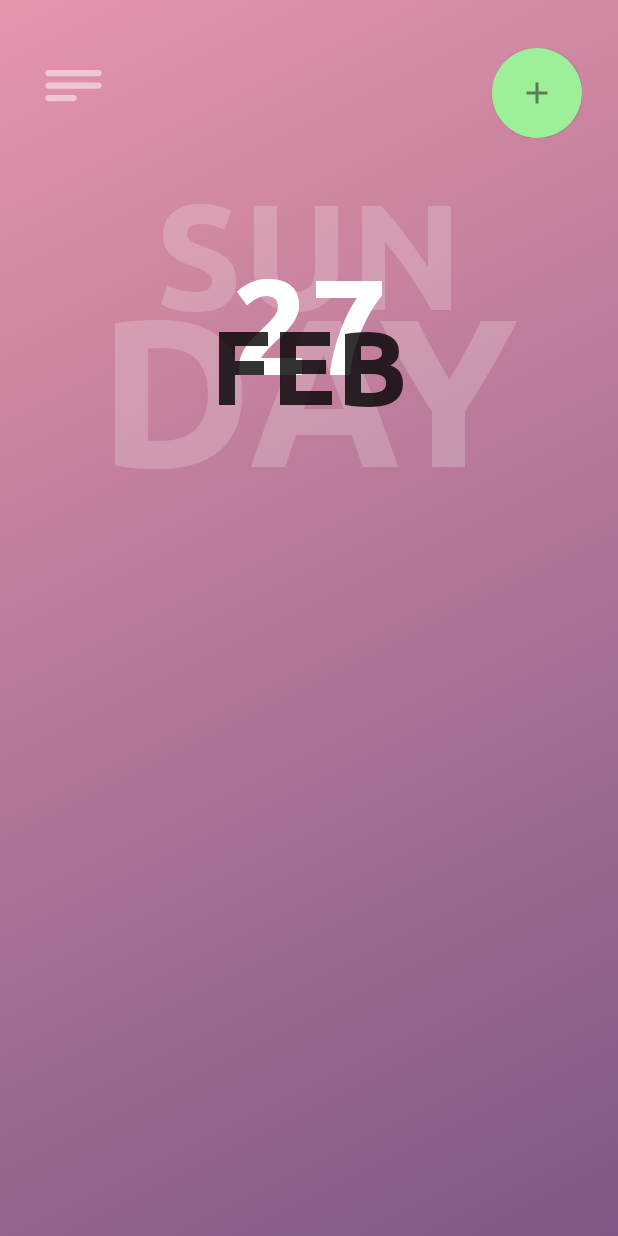
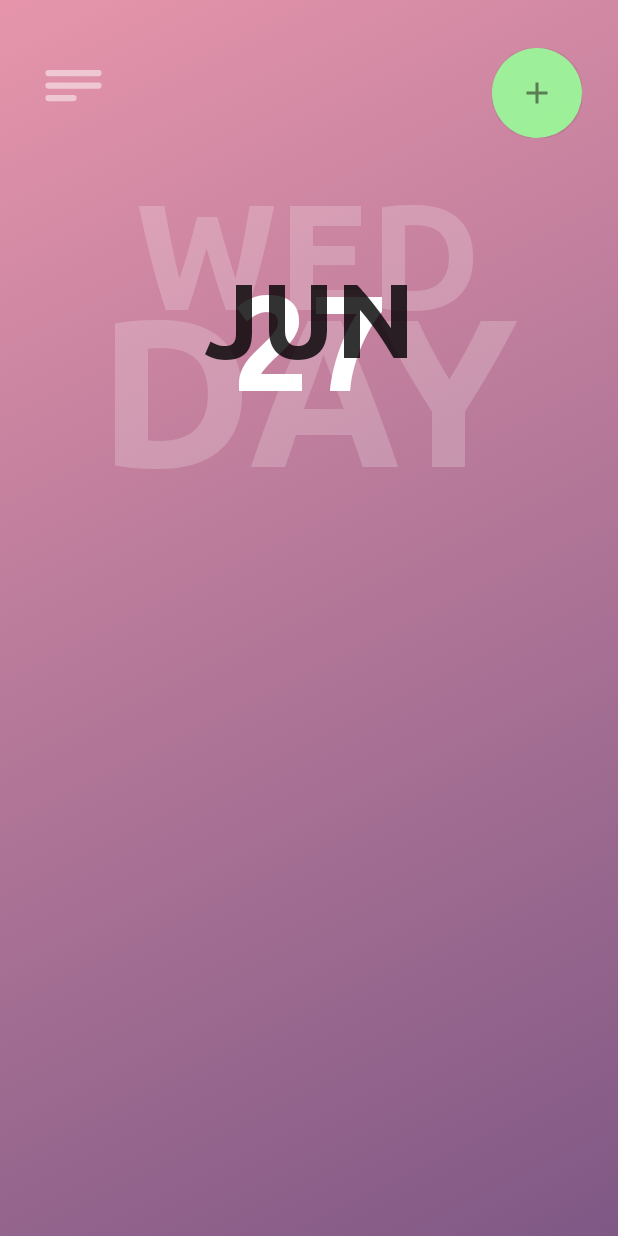
Before and after one commit to BRBXGIT/TodoList, an Android app built with Jetpack Compose: the screen it shows after launch (MainActivity), on a phone screen of 412 x 824 dp. Run offline under Robolectric (Android 15) with nearby library versions, the phone set to English and light mode, and no system bars.

Commit message:
not so important commit, just mini bugfix

```diff
--- a/app/build.gradle.kts
+++ b/app/build.gradle.kts
@@ -9,7 +9,7 @@ android {
 
     defaultConfig {
         applicationId = "com.example.todolist"
-        minSdk = 24
+        minSdk = 26
         targetSdk = 34
         versionCode = 1
         versionName = "1.0"
@@ -51,6 +51,9 @@ android {
 
 dependencies {
 
+    //For date
+    coreLibraryDesugaring("com.android.tools:desugar_jdk_libs:1.0.9")
+
     implementation("androidx.core:core-ktx:1.12.0")
     implementation("androidx.lifecycle:lifecycle-runtime-ktx:2.6.2")
     implementation("androidx.activity:activity-compose:1.8.1")
--- a/app/src/main/java/com/example/todolist/ui/main_screen/main_screen.kt
+++ b/app/src/main/java/com/example/todolist/ui/main_screen/main_screen.kt
@@ -1,5 +1,6 @@
 package com.example.todolist.ui.main_screen
 
+import android.util.Log
 import android.widget.Space
 import androidx.compose.foundation.background
 import androidx.compose.foundation.layout.Arrangement
@@ -33,6 +34,8 @@ import androidx.compose.ui.text.font.FontWeight
 import androidx.compose.ui.unit.dp
 import androidx.compose.ui.unit.sp
 import com.example.todolist.R
+import java.time.LocalDate
+import java.util.Calendar
 
 @Composable
 fun MainScreen() {
@@ -42,6 +45,8 @@ fun MainScreen() {
         Font(R.font.ubuntu_light, FontWeight.Light),
         Font(R.font.ubuntu_medium, FontWeight.Medium),
     )
+
+
 
     //Main box with gradient
     Box(
@@ -96,7 +101,15 @@ fun MainScreen() {
                     }
                 }
             }
-            //Date box
+            var dayOfTheWeek = LocalDate.now().dayOfWeek.toString()
+
+            if(dayOfTheWeek == "WEDNESDAY") {
+                dayOfTheWeek = "WED"
+            } else {
+                dayOfTheWeek = dayOfTheWeek.dropLast(3)
+            }
+
+            //Day of the week and date box
             Box(
                 modifier = Modifier
                     .fillMaxWidth()
@@ -114,7 +127,7 @@ fun MainScreen() {
                         horizontalAlignment = Alignment.CenterHorizontally
                     ) {
                         Text(
-                            text = "SUN",
+                            text = dayOfTheWeek,
                             fontSize = 100.sp,
                             fontWeight = FontWeight.Bold,
                             fontFamily = fontFamily,
@@ -132,13 +145,14 @@ fun MainScreen() {
                                 .alpha(0.2f)
                         )
                     }
+                    //Date box
                     Box(
                         modifier = Modifier
                             .fillMaxSize(0.7f),
                         contentAlignment = Alignment.Center
                     ) {
                         Column(
-                            verticalArrangement = Arrangement.spacedBy(-80.dp),
+                            verticalArrangement = Arrangement.spacedBy((-90).dp),
                             horizontalAlignment = Alignment.CenterHorizontally
                         ) {
                             Text(
@@ -147,11 +161,9 @@ fun MainScreen() {
                                 fontFamily = fontFamily,
                                 fontWeight = FontWeight.Bold,
                                 fontSize = 90.sp,
-                                modifier = Modifier
-                                    .padding(bottom = 32.dp)
                             )
                             Text(
-                                text = "FEB",
+                                text = "JUN",
                                 color = Color.Black,
                                 fontFamily = fontFamily,
                                 fontWeight = FontWeight.Bold,
```
Also changed, not shown: app/src/main/res/drawable/menu_icon.svg (deleted).
